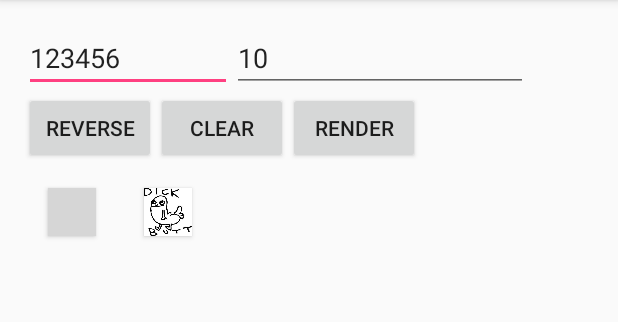
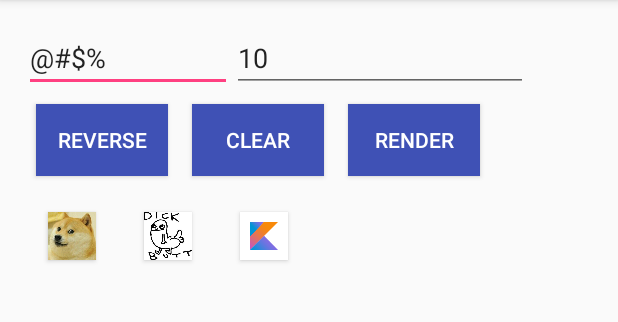
Before and after one commit to SawseGit/KotlinAsciiDemo, an Android app: the screen it shows after launch (MainActivity), on a phone screen of 412 x 824 dp, the part 84-406 px from its top. Run offline under Robolectric (Android 15) with nearby library versions, the phone set to English and light mode, and no system bars; grey boxes are pictures that could not be loaded.

Commit message:
Added missing files. Kotlin image

```diff
--- a/app/src/main/java/com/chocosawse/kotlindemo/MainActivity.java
+++ b/app/src/main/java/com/chocosawse/kotlindemo/MainActivity.java
@@ -16,12 +16,14 @@ public class MainActivity extends AppCompatActivity {
     private Button mRender;
     private Button mDogeButton;
     private Button mDickButtButton;
+    private Button mKotlinButton;
     private EditText mCharET;
     private EditText mCompressionET;
     private OptionsView mOptions;
     private AsciiView mAsciiView;
     private Bitmap mDogeBitmap;
     private Bitmap mDickButtBitmap;
+    private Bitmap mKotlinBitmap;
 
     @Override
     protected void onCreate(Bundle savedInstanceState) {
@@ -30,6 +32,7 @@ public class MainActivity extends AppCompatActivity {
         mOptions = new OptionsViewImpl((ViewGroup) findViewById(R.id.options));
         mDogeBitmap = BitmapFactory.decodeResource(getResources(), R.drawable.doge);
         mDickButtBitmap = BitmapFactory.decodeResource(getResources(), R.drawable.dickbutt);
+        mKotlinBitmap = BitmapFactory.decodeResource(getResources(), R.drawable.kotlin);
         mOptions.setBitmap(mDogeBitmap);
         mReverseButton = (Button) findViewById(R.id.reverse);
         mClearButton = (Button) findViewById(R.id.clear);
@@ -39,6 +42,7 @@ public class MainActivity extends AppCompatActivity {
         mCompressionET = (EditText) findViewById(R.id.compression);
         mDogeButton = (Button) findViewById(R.id.doge);
         mDickButtButton = (Button) findViewById(R.id.db);
+        mKotlinButton = (Button) findViewById(R.id.kotlin);
 
         if (mAsciiView != null) {
             mAsciiView.setOptions(mOptions);
@@ -99,6 +103,14 @@ public class MainActivity extends AppCompatActivity {
                 refresh();
             }
         });
+
+        mKotlinButton.setOnClickListener(new View.OnClickListener() {
+            @Override
+            public void onClick(View v) {
+                mOptions.setBitmap(mKotlinBitmap);
+                refresh();
+            }
+        });
     }
 
     private String reverse(String s) {
--- a/app/src/main/res/layout/activity_main.xml
+++ b/app/src/main/res/layout/activity_main.xml
@@ -4,10 +4,10 @@
     xmlns:tools="http://schemas.android.com/tools"
     android:layout_width="match_parent"
     android:layout_height="match_parent"
-    android:padding="@dimen/activity_horizontal_margin"
     tools:context="com.chocosawse.kotlindemo.MainActivity">
 
     <LinearLayout
+        android:layout_margin="@dimen/activity_horizontal_margin"
         android:layout_width="match_parent"
         android:layout_height="wrap_content"
         android:orientation="vertical">
@@ -20,7 +20,7 @@
 
             <EditText
                 android:id="@+id/chars"
-                android:text="123456"
+                android:text="\@#$% "
                 android:hint="@string/name_goes_here"
                 android:layout_width="wrap_content"
                 android:layout_height="wrap_content" />
@@ -40,19 +40,28 @@
             android:orientation="horizontal">
 
             <Button
+                android:layout_margin="8dp"
                 android:id="@+id/reverse"
+                android:textColor="#ffffff"
+                android:background="?colorPrimary"
                 android:text="@string/reverse"
                 android:layout_width="wrap_content"
                 android:layout_height="wrap_content" />
 
             <Button
+                android:layout_margin="8dp"
                 android:id="@+id/clear"
+                android:textColor="#ffffff"
+                android:background="?colorPrimary"
                 android:text="@string/clear"
                 android:layout_width="wrap_content"
                 android:layout_height="wrap_content" />
 
             <Button
+                android:layout_margin="8dp"
                 android:id="@+id/render"
+                android:textColor="#ffffff"
+                android:background="?colorPrimary"
                 android:text="@string/render"
                 android:layout_width="wrap_content"
                 android:layout_height="wrap_content" />
@@ -77,6 +86,13 @@
                 android:background="@drawable/dickbutt"
                 android:layout_width="32dp"
                 android:layout_height="32dp" />
+
+            <Button
+                android:id="@+id/kotlin"
+                android:layout_margin="@dimen/activity_horizontal_margin"
+                android:background="@drawable/kotlin"
+                android:layout_width="32dp"
+                android:layout_height="32dp" />
         </LinearLayout>
 
         <com.chocosawse.kotlindemo.AsciiView
```
Also changed, not shown: app/src/main/res/drawable/doge.jpg (added), app/src/main/res/drawable/kotlin.png (added).
